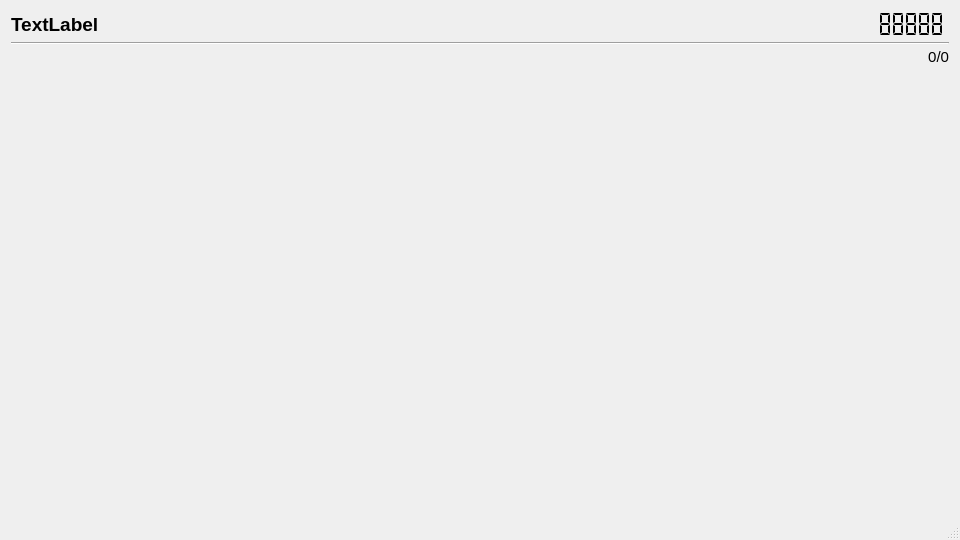
Before: the Qt Designer form dashboard/fightclubdashboard.ui in SFr682k/fightclub, drawn with Qt 5.
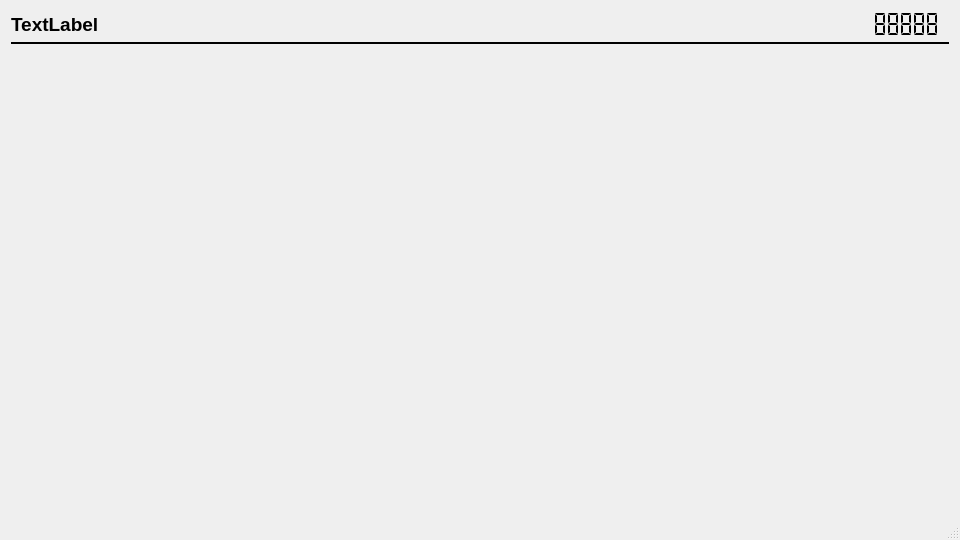
After: the same form once the commit is applied.

Commit message: Implement basic dashboard window behavior

```diff
--- a/dashboard/fightclubdashboard.ui
+++ b/dashboard/fightclubdashboard.ui
@@ -10,6 +10,12 @@
     <height>540</height>
    </rect>
   </property>
+  <property name="minimumSize">
+   <size>
+    <width>960</width>
+    <height>540</height>
+   </size>
+  </property>
   <property name="windowTitle">
    <string>Fightclub Dashboard</string>
   </property>
@@ -25,6 +31,12 @@
      <layout class="QHBoxLayout" name="horizontalLayout">
       <item>
        <widget class="QLabel" name="tournamentname">
+        <property name="sizePolicy">
+         <sizepolicy hsizetype="MinimumExpanding" vsizetype="Preferred">
+          <horstretch>10</horstretch>
+          <verstretch>1</verstretch>
+         </sizepolicy>
+        </property>
         <property name="font">
          <font>
           <pointsize>14</pointsize>
@@ -40,9 +52,9 @@
       <item>
        <widget class="QLCDNumber" name="currenttime">
         <property name="sizePolicy">
-         <sizepolicy hsizetype="Fixed" vsizetype="Minimum">
-          <horstretch>0</horstretch>
-          <verstretch>0</verstretch>
+         <sizepolicy hsizetype="Minimum" vsizetype="Minimum">
+          <horstretch>1</horstretch>
+          <verstretch>1</verstretch>
          </sizepolicy>
         </property>
         <property name="minimumSize">
@@ -72,6 +84,12 @@
         <height>10</height>
        </size>
       </property>
+      <property name="frameShadow">
+       <enum>QFrame::Plain</enum>
+      </property>
+      <property name="lineWidth">
+       <number>2</number>
+      </property>
       <property name="orientation">
        <enum>Qt::Horizontal</enum>
       </property>
@@ -85,7 +103,7 @@
        </font>
       </property>
       <property name="text">
-       <string>0/0</string>
+       <string/>
       </property>
       <property name="alignment">
        <set>Qt::AlignRight|Qt::AlignTrailing|Qt::AlignVCenter</set>
```
Left out of the diff: 6 changed lines with no effect on the pictures. The commit also changes 2 other files.
